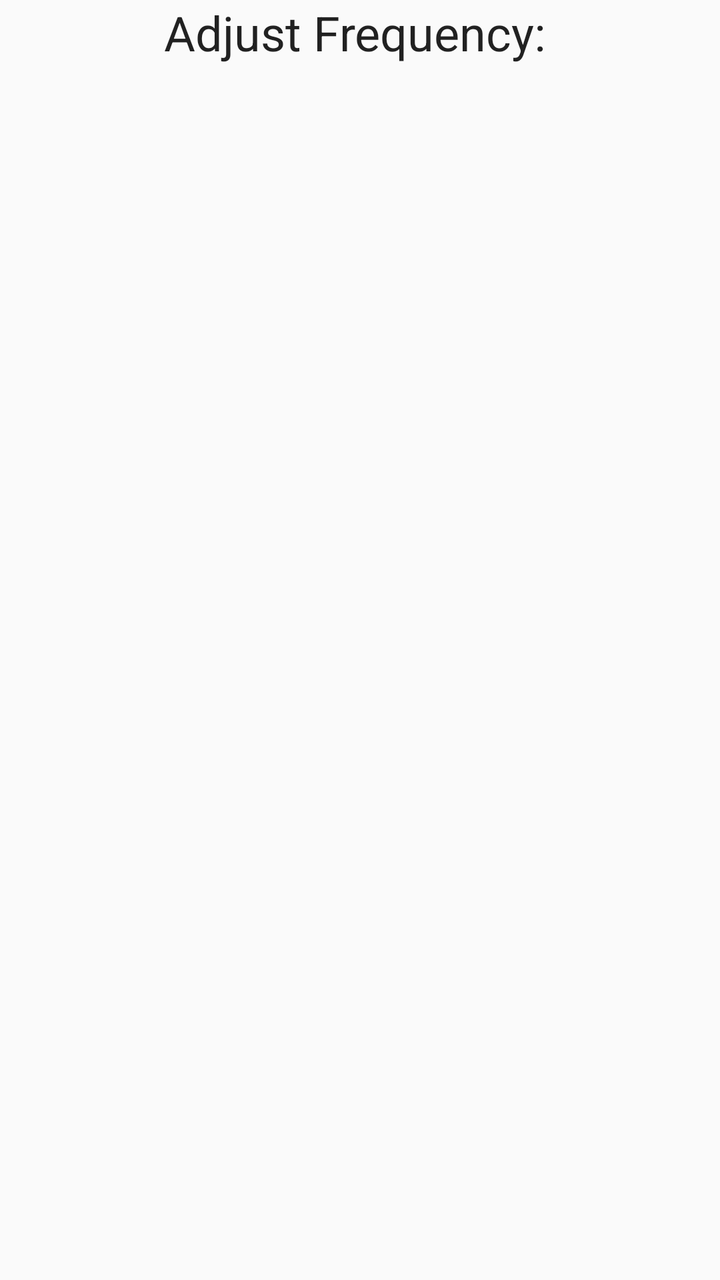
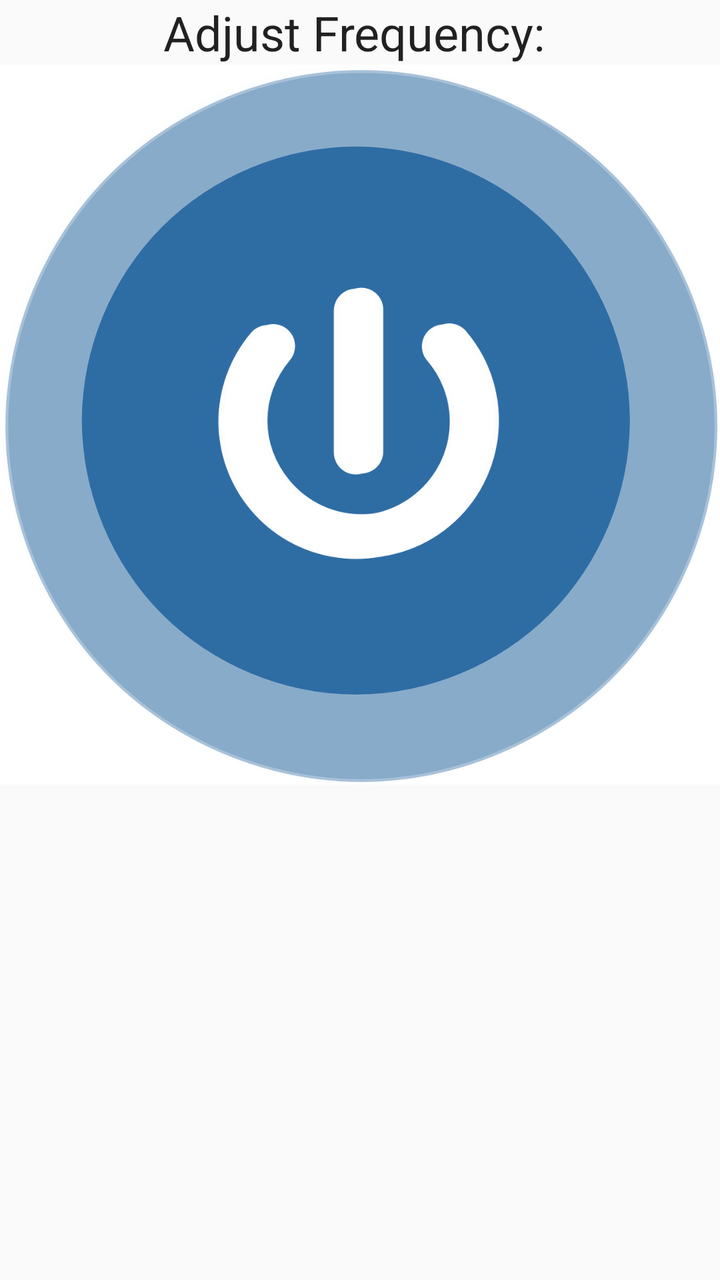

Screens rendered from an Android XML layout before and after an edit, with the pre-edit source and the edit as a unified diff.
<!-- AndroidManifest.xml: application theme AppTheme -->
<!-- res/layout/fragment_frequency_adjust.xml -->
<android.support.constraint.ConstraintLayout xmlns:android="http://schemas.android.com/apk/res/android"
    xmlns:app="http://schemas.android.com/apk/res-auto"
    xmlns:tools="http://schemas.android.com/tools"
    android:layout_width="match_parent"
    android:layout_height="match_parent"
    tools:context="peterson.ttu.edu.backupaids.headsetSetup.FrequencyAdjustFragment">

    <TextView
        android:id="@+id/frequencyAdjustTitle"
        android:layout_width="wrap_content"
        android:layout_height="wrap_content"
        android:text="Adjust Frequency: "
        android:gravity="right"
        app:layout_constraintTop_toTopOf="parent"
        app:layout_constraintLeft_toLeftOf="parent"
        app:layout_constraintRight_toRightOf="parent"
        style="@style/TextAppearance.AppCompat.Headline" />


    <ImageButton
        android:id="@+id/frequencyAdjustUp"
        android:layout_width="0dp"
        android:layout_height="0dp"
        android:scaleType="fitCenter"
        android:src="@android:drawable/arrow_up_float"
        app:layout_constraintBottom_toBottomOf="@id/nextStep"
        app:layout_constraintDimensionRatio="h,1:1"
        app:layout_constraintRight_toLeftOf="@id/frequencyAdjustDown"
        app:layout_constraintTop_toTopOf="@+id/frequencyAdjustNextStep" />

    <ImageButton
        android:id="@+id/frequencyAdjustDown"
        android:layout_width="0dp"
        android:layout_height="0dp"
        android:scaleType="fitCenter"
        android:src="@android:drawable/arrow_down_float"
        app:layout_constraintBottom_toBottomOf="@id/nextStep"
        app:layout_constraintDimensionRatio="h,1:1"
        app:layout_constraintRight_toLeftOf="@id/nextStep"
        app:layout_constraintTop_toTopOf="@+id/frequencyAdjustNextStep" />

    <Button
        android:id="@+id/frequencyAdjustNextStep"
        android:layout_width="wrap_content"
        android:layout_height="wrap_content"
        android:text="Next Step >"
        app:layout_constraintTop_toBottomOf="@+id/frequencyAdjustTitle"
        app:layout_constraintBottom_toBottomOf="parent"
        app:layout_constraintRight_toLeftOf="parent" />


</android.support.constraint.ConstraintLayout>
<!-- resources referenced by this layout -->
<resources>
  <style name="AppTheme" parent="Theme.AppCompat.Light.DarkActionBar">
          
          <item name="colorPrimary">@color/colorPrimary</item>
          <item name="colorPrimaryDark">@color/colorPrimaryDark</item>
          <item name="colorAccent">@color/colorAccent</item>
      </style>
  <color name="colorPrimary">#3F51B5</color>
  <color name="colorPrimaryDark">#303F9F</color>
  <color name="colorAccent">#FF4081</color>
</resources>

<!-- the commit's change to res/layout/fragment_frequency_adjust.xml (unified diff, before → after) -->
@@ -10,12 +10,28 @@
         android:layout_width="wrap_content"
         android:layout_height="wrap_content"
         android:text="Adjust Frequency: "
-        android:gravity="right"
+        android:gravity="center"
         app:layout_constraintTop_toTopOf="parent"
+        app:layout_constraintBottom_toTopOf="@+id/frequencyAdjustPlaySounds"
         app:layout_constraintLeft_toLeftOf="parent"
         app:layout_constraintRight_toRightOf="parent"
         style="@style/TextAppearance.AppCompat.Headline" />
 
+    <ImageButton
+        android:id="@+id/frequencyAdjustPlaySounds"
+        android:layout_width="0dp"
+        android:layout_height="0dp"
+        android:background="@android:color/background_light"
+        android:scaleType="fitCenter"
+        android:src="@drawable/power_button_blue2"
+        app:layout_constraintHorizontal_weight="1"
+        app:layout_constraintTop_toBottomOf="@+id/frequencyAdjustTitle"
+        app:layout_constraintBottom_toTopOf="@+id/frequencyAdjustNextStep"
+        app:layout_constraintDimensionRatio="1:1"
+        app:layout_constraintHeight_default="wrap"
+        app:layout_constraintLeft_toLeftOf="parent"
+        app:layout_constraintRight_toRightOf="parent"
+        app:layout_constraintWidth_default="wrap" />
 
     <ImageButton
         android:id="@+id/frequencyAdjustUp"
@@ -48,5 +64,4 @@
         app:layout_constraintBottom_toBottomOf="parent"
         app:layout_constraintRight_toLeftOf="parent" />
 
-
 </android.support.constraint.ConstraintLayout>
<!-- resource entries referenced after the edit -->
@@ -1,5 +1,6 @@
 <!-- resources referenced by this layout -->
 <resources>
+  <!-- drawable power_button_blue2: png bitmap (drawable, 214661 bytes) -->
   <style name="AppTheme" parent="Theme.AppCompat.Light.DarkActionBar">
           
           <item name="colorPrimary">@color/colorPrimary</item>
